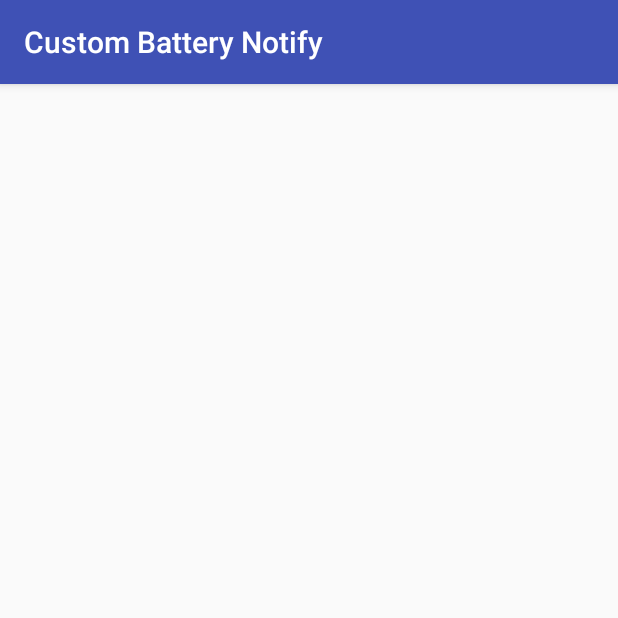
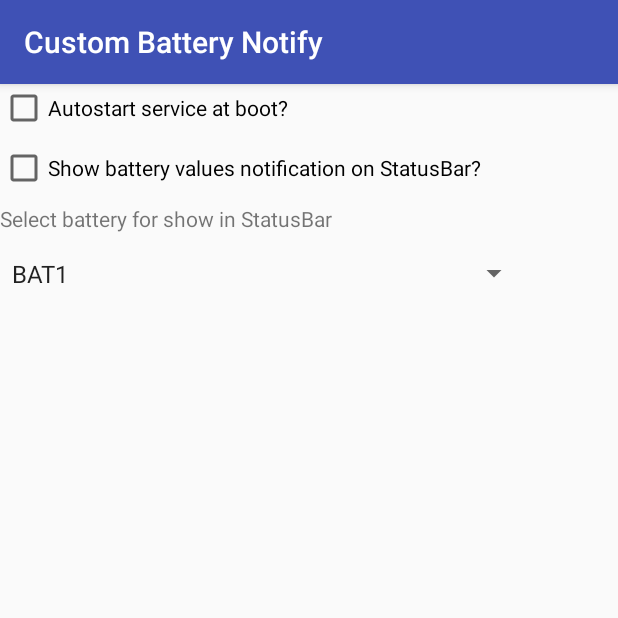
Before and after one commit to olegsvs/ru.olegsvs.custombatterynotification, an Android app: the screen it shows after launch (SettingsActivity), on a phone screen of 412 x 824 dp, the top half of it. Run offline under Robolectric (Android 15) with nearby library versions, the phone set to English and light mode, and no system bars.

Commit message:
add settings and shared preferences

```diff
--- a/app/src/main/java/ru/olegsvs/custombatterynotification/BatteryManagerService.java
+++ b/app/src/main/java/ru/olegsvs/custombatterynotification/BatteryManagerService.java
@@ -1,11 +1,11 @@
 package ru.olegsvs.custombatterynotification;
 
-import android.app.ActivityManager;
 import android.app.NotificationManager;
 import android.app.PendingIntent;
 import android.app.Service;
 import android.content.Context;
 import android.content.Intent;
+import android.content.SharedPreferences;
 import android.os.Handler;
 import android.os.IBinder;
 import android.support.annotation.Nullable;
@@ -21,6 +21,8 @@ public class BatteryManagerService extends Service{
     private final String BAT1 = "BAT1 ";
     private final String BAT2 = "BAT2 ";
     private final int NOTIFICATION_CUSTOM_BATTERY = 444;
+    NotificationManager mNotificationManager = null;
+
     private int iconRes[] = {
             R.drawable.battery_green_0,R.drawable.battery_green_1,
             R.drawable.battery_green_2,R.drawable.battery_green_3,
@@ -75,35 +77,54 @@ public class BatteryManagerService extends Service{
             R.drawable.battery_green_100
 
     };
-    private int BAT1_CAPACITY = 0;
-    private int BAT2_CAPACITY = 0;
-
+    private static int BAT1_CAPACITY = 0;
+    private static int BAT2_CAPACITY = 0;
+    private static boolean showBAT2 = false;
+    private static boolean IS_STARTED = false;
     private NotificationCompat.Builder mBuilder = null;
-
-    public static boolean isMyServiceRunning(Class<?> serviceClass,Context context) {
-        ActivityManager manager = (ActivityManager)context. getSystemService(Context.ACTIVITY_SERVICE);
-        for (ActivityManager.RunningServiceInfo service : manager.getRunningServices(Integer.MAX_VALUE)) {
-            if (serviceClass.getName().equals(service.service.getClassName())) {
-                Log.i(SettingsActivity.TAG, "isMyServiceRunning: Service is Running!");
-                return true;
-            }
-        }
-        Log.i(SettingsActivity.TAG, "isMyServiceRunning: Service is NOT Running!");
-        return false;
+    Handler myHandler = null;
+    public static boolean isMyServiceRunning() {
+        Log.i(SettingsActivity.TAG, "isMyServiceRunning: IS_STARTED = " + IS_STARTED);
+        return IS_STARTED;
     }
 
+
+    public static void setBatteryForShow(int type) {
+        if (type == 0) {
+            showBAT2 = false;
+            Log.i(SettingsActivity.TAG, "setBatteryForShow: showBAT2 = " + showBAT2);
+        } else
+            if (BAT2_CAPACITY != 0) {
+                showBAT2 = true;
+                Log.i(SettingsActivity.TAG, "setBatteryForShow: showBAT2 = " + showBAT2);
+            }
+    }
     @Override
     public void onDestroy() {
         super.onDestroy();
+        IS_STARTED = false;
+        if (mNotificationManager == null)
+            mNotificationManager = (NotificationManager)  getSystemService(NOTIFICATION_SERVICE);
+        mNotificationManager.cancelAll();
         Log.i(SettingsActivity.TAG, "onDestroy: BatteryManagerService destroy!");
     }
 
     @Override
     public int onStartCommand(Intent intent, int flags, int startId) {
-        Log.i(SettingsActivity.TAG, "onStartCommand: BatteryManagerService start");
-        createNotify();
-        Log.i(SettingsActivity.TAG, "onStartCommand: create and show notification");
-        return super.onStartCommand(intent, flags, startId);
+        SharedPreferences sharedPref = getSharedPreferences("Settings", Context.MODE_PRIVATE);
+
+        if(sharedPref.getBoolean("serviceRun", false)) {
+            Log.i(SettingsActivity.TAG, "onStartCommand: BatteryManagerService start");
+             mNotificationManager =
+                    (NotificationManager) getSystemService(Service.NOTIFICATION_SERVICE);
+            createNotify();
+            Log.i(SettingsActivity.TAG, "onStartCommand: create and show notification");
+            return super.onStartCommand(intent, flags, startId);
+        } else {
+            Log.i(SettingsActivity.TAG, "onStartCommand: serviceRun = false");
+            stopSelf();
+            return super.onStartCommand(intent, flags, startId);
+        }
     }
 
     private String getResults() {
@@ -128,7 +149,6 @@ public class BatteryManagerService extends Service{
                 new NotificationCompat.Builder(this)
                         .setContentTitle("Battery")
                         .setStyle(new NotificationCompat.BigTextStyle().bigText(getResults()))
-                        .setSmallIcon(iconRes[BAT1_CAPACITY])
                         .setOngoing(true)
                         .setColor(color)
                         .setWhen(0)
@@ -143,21 +163,19 @@ public class BatteryManagerService extends Service{
                         PendingIntent.FLAG_UPDATE_CURRENT
                 );
         mBuilder.setContentIntent(resultPendingIntent);
-        final NotificationManager mNotificationManager =
-                (NotificationManager) getSystemService(Service.NOTIFICATION_SERVICE);
+        if (showBAT2) mBuilder.setSmallIcon(iconRes[BAT2_CAPACITY]); else mBuilder.setSmallIcon(iconRes[BAT1_CAPACITY]);
         mNotificationManager.notify(NOTIFICATION_CUSTOM_BATTERY, mBuilder.build());
 
-        final Handler myHandler;
         myHandler = new Handler();
+        Log.i(SettingsActivity.TAG, "handler started");
+        Log.i(SettingsActivity.TAG, "state : " + getResults());
         Runnable runnable = new Runnable(){
 
             @Override
             public void run() {
-
-                if(true) {
-                    Log.i(SettingsActivity.TAG, "createNotify: " + getResults());
+                if(IS_STARTED) {
                     mBuilder.setContentText(getResults());
-                    mBuilder.setSmallIcon(iconRes[BAT1_CAPACITY]);
+                    if (showBAT2) mBuilder.setSmallIcon(iconRes[BAT2_CAPACITY]); else mBuilder.setSmallIcon(iconRes[BAT1_CAPACITY]);
                     mNotificationManager.notify(NOTIFICATION_CUSTOM_BATTERY, mBuilder.build());
                     myHandler.postDelayed(this, 2000);
                 }
@@ -177,7 +195,8 @@ public class BatteryManagerService extends Service{
     @Override
     public void onCreate() {
         super.onCreate();
-        Log.i(SettingsActivity.TAG, "onCreate: creating BatteryManagerService");
+        IS_STARTED = true;
+        Log.i(SettingsActivity.TAG, "onCreate: creating BatteryManagerService, IS_STARTED = " + IS_STARTED);
     }
 
 }
--- a/app/src/main/java/ru/olegsvs/custombatterynotification/OneLineReader.java
+++ b/app/src/main/java/ru/olegsvs/custombatterynotification/OneLineReader.java
@@ -44,10 +44,8 @@ public class OneLineReader {
             sr.close();
             fs.close();
         } catch (Exception ex) {
-            Log.i(SettingsActivity.TAG, "getValue: " + ex.getMessage());
             ex.printStackTrace();
         }
-        Log.i(SettingsActivity.TAG, "getValue: " + readedValue);
         return readedValue;
     }
 
--- a/app/src/main/java/ru/olegsvs/custombatterynotification/SettingsActivity.java
+++ b/app/src/main/java/ru/olegsvs/custombatterynotification/SettingsActivity.java
@@ -1,30 +1,105 @@
 package ru.olegsvs.custombatterynotification;
 
-import android.app.NotificationManager;
-import android.app.PendingIntent;
 import android.content.Context;
 import android.content.Intent;
-import android.os.Handler;
-import android.os.StrictMode;
-import android.support.v4.app.TaskStackBuilder;
+import android.content.SharedPreferences;
 import android.support.v7.app.AppCompatActivity;
 import android.os.Bundle;
-import android.support.v7.app.NotificationCompat;
 import android.util.Log;
-import android.widget.TextView;
+import android.view.View;
+import android.widget.AdapterView;
+import android.widget.ArrayAdapter;
+import android.widget.CheckBox;
+import android.widget.Spinner;
+import android.widget.Toast;
 
 import static ru.olegsvs.custombatterynotification.BatteryManager.getValues;
 
 public class SettingsActivity extends AppCompatActivity {
     public static String TAG = SettingsActivity.class.getSimpleName();
+    private final String batteries[] = {"BAT1" , "BAT2"};
+
+    public Spinner spinnerBatteries;
+    public CheckBox chbServiceStatus;
+    public CheckBox chbAutostartService;
+    public SharedPreferences sharedPref;
 
     @Override
     protected void onCreate(Bundle savedInstanceState) {
         super.onCreate(savedInstanceState);
         setContentView(R.layout.activity_settings);
-        if (!BatteryManagerService.isMyServiceRunning(BatteryManagerService.class,this)) {
+        if (!BatteryManagerService.isMyServiceRunning()) {
             Intent intent = new Intent(this, BatteryManagerService.class);
             startService(intent);
+            Log.i(SettingsActivity.TAG, "onCreate: service NOT running , startService BatteryManagerService");
+        }
+        chbServiceStatus = (CheckBox) findViewById(R.id.chbServiceStatus);
+        chbAutostartService = (CheckBox) findViewById(R.id.chbServiceAutoStart);
+        spinnerBatteries = (Spinner) findViewById(R.id.spinnerBatteries);
+
+        sharedPref = getSharedPreferences("Settings", Context.MODE_PRIVATE);
+
+        Log.i(SettingsActivity.TAG, "onCreate: loading sharedPrefs " + sharedPref.getInt("batterySelection",0));
+        Log.i(SettingsActivity.TAG, "onCreate: loading sharedPrefs " + sharedPref.getBoolean("serviceRun", false));
+        Log.i(SettingsActivity.TAG, "onCreate: loading sharedPrefs " + sharedPref.getBoolean("serviceAutoStart", false));
+
+        chbAutostartService.setChecked(sharedPref.getBoolean("serviceAutoStart", false));
+        chbServiceStatus.setChecked(sharedPref.getBoolean("serviceRun", false));
+
+        ArrayAdapter<String> spinnerArrayAdapter = new ArrayAdapter<String>(this,   android.R.layout.simple_spinner_item, batteries);
+        spinnerArrayAdapter.setDropDownViewResource(android.R.layout.simple_spinner_dropdown_item); // The drop down view
+        spinnerBatteries.setAdapter(spinnerArrayAdapter);
+
+        spinnerBatteries.setSelection(sharedPref.getInt("batterySelection",0));
+        BatteryManagerService.setBatteryForShow(spinnerBatteries.getSelectedItemPosition());
+
+        spinnerBatteries.setOnItemSelectedListener(new AdapterView.OnItemSelectedListener() {
+            @Override
+            public void onItemSelected(AdapterView<?> parent, View view,
+                                       int position, long id) {
+                if ((position == 1) && (!BatteryManager.checkJSRSupport())) {
+                    Toast.makeText(getApplicationContext(), getString(R.string.noSupportedJSR), Toast.LENGTH_LONG).show();
+                    spinnerBatteries.setSelection(0);
+                }
+                Log.w(SettingsActivity.TAG, "onItemSelected: " + position);
+                BatteryManagerService.setBatteryForShow(position);
+                SharedPreferences.Editor editor = sharedPref.edit();
+                editor.putInt("batterySelection" , position);
+                editor.apply();
+                editor.commit();
+            }
+            @Override
+            public void onNothingSelected(AdapterView<?> arg0) {
+            }
+        });
+    }
+
+    public void cnbAutoStartClick(View v) {
+        Log.i(SettingsActivity.TAG, "cnbAutoStartClick: changedState = " + chbAutostartService.isChecked());
+        SharedPreferences.Editor editor = sharedPref.edit();
+        editor.putBoolean("serviceAutoStart" , chbAutostartService.isChecked());
+        editor.apply();
+        editor.commit();
+    }
+
+    public void cnbServiceStatusClick(View v) {
+        Log.i(SettingsActivity.TAG, "cnbAutoStartClick: changedState = " + chbServiceStatus.isChecked());
+        SharedPreferences.Editor editor = sharedPref.edit();
+        editor.putBoolean("serviceRun" , chbServiceStatus.isChecked());
+        editor.apply();
+        editor.commit();
+
+        if (chbServiceStatus.isChecked()) {
+            if (!BatteryManagerService.isMyServiceRunning()) {
+                Intent intent = new Intent(this, BatteryManagerService.class);
+                startService(intent);
+                Log.i(SettingsActivity.TAG, "cnbServiceStatusClick: StartService");
+            }
+        } else {
+                Intent intent = new Intent(this, BatteryManagerService.class);
+                startService(intent);
+                stopService(intent);
+                Log.i(SettingsActivity.TAG, "cnbServiceStatusClick: StopService");
         }
     }
 }
--- a/app/src/main/res/layout/activity_settings.xml
+++ b/app/src/main/res/layout/activity_settings.xml
@@ -6,4 +6,41 @@
     android:layout_height="match_parent"
     tools:context="ru.olegsvs.custombatterynotification.SettingsActivity">
 
+    <CheckBox
+        android:id="@+id/chbServiceStatus"
+        android:onClick="cnbServiceStatusClick"
+        android:layout_width="wrap_content"
+        android:layout_height="wrap_content"
+        android:text="@string/chbEnableService"
+        tools:layout_editor_absoluteX="16dp"
+        android:layout_marginTop="8dp"
+        app:layout_constraintTop_toBottomOf="@+id/chbServiceAutoStart" />
+
+    <CheckBox
+        android:id="@+id/chbServiceAutoStart"
+        android:onClick="cnbAutoStartClick"
+        android:layout_width="wrap_content"
+        android:layout_height="wrap_content"
+        android:text="@string/chbAutoStartService"
+        tools:layout_editor_absoluteX="16dp"
+        tools:layout_editor_absoluteY="29dp" />
+
+    <Spinner
+        android:id="@+id/spinnerBatteries"
+        android:layout_width="353dp"
+        android:layout_height="38dp"
+        tools:layout_editor_absoluteX="8dp"
+        android:layout_marginTop="8dp"
+        app:layout_constraintTop_toBottomOf="@+id/textView"
+        tools:layout_editor_absoluteY="133dp" />
+
+    <TextView
+        android:id="@+id/textView"
+        android:layout_width="wrap_content"
+        android:layout_height="wrap_content"
+        android:text="@string/tvBatteries"
+        tools:layout_editor_absoluteX="16dp"
+        android:layout_marginTop="8dp"
+        app:layout_constraintTop_toBottomOf="@+id/chbServiceStatus" />
+
 </android.support.constraint.ConstraintLayout>
--- a/app/src/main/res/values/strings.xml
+++ b/app/src/main/res/values/strings.xml
@@ -1,3 +1,7 @@
 <resources>
     <string name="app_name">Custom Battery Notify</string>
+    <string name="chbEnableService">Show battery values notification on StatusBar?</string>
+    <string name="chbAutoStartService">Autostart service at boot?</string>
+    <string name="tvBatteries">Select battery for show in StatusBar</string>
+    <string name="noSupportedJSR">JSR battery not supported on your device!</string>
 </resources>
```
Also changed, not shown: app/src/main/java/ru/olegsvs/custombatterynotification/BatteryBroadcastReceiver.java (+10 -4 lines), 5 other files.
